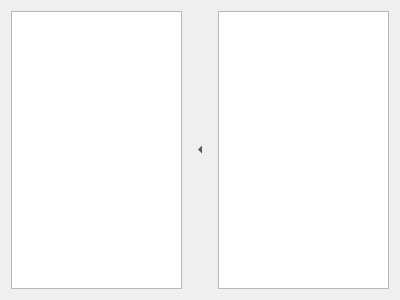
Before: the Qt Designer form src/corelayers/servicechooser/servicechooserwidget.ui in euroelessar/qutim, drawn with Qt 5.
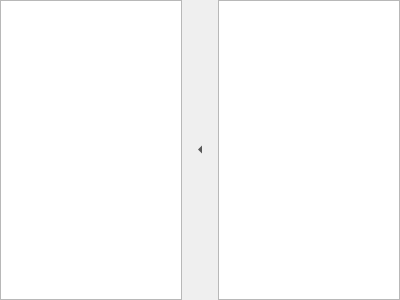
After: the same form once the commit is applied.

Patch:
```diff
--- a/src/corelayers/servicechooser/servicechooserwidget.ui
+++ b/src/corelayers/servicechooser/servicechooserwidget.ui
@@ -14,6 +14,9 @@
    <string>Form</string>
   </property>
   <layout class="QGridLayout" name="gridLayout">
+   <property name="margin">
+    <number>0</number>
+   </property>
    <item row="0" column="1">
     <widget class="QToolButton" name="toolButton">
      <property name="sizePolicy">
```
